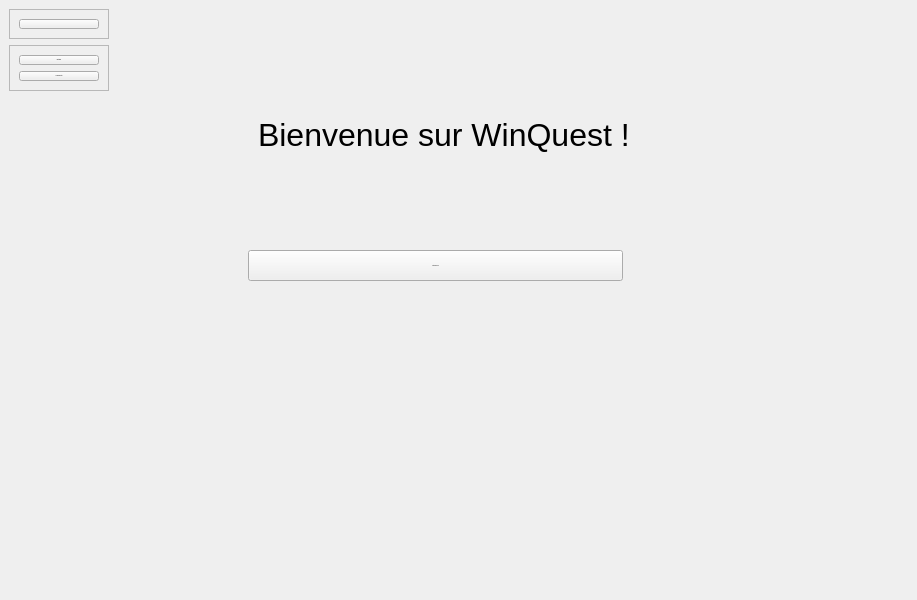
First picture: the form in views/userMenuWindow.ui, repository hug0be/pyhon_app, before the edit.
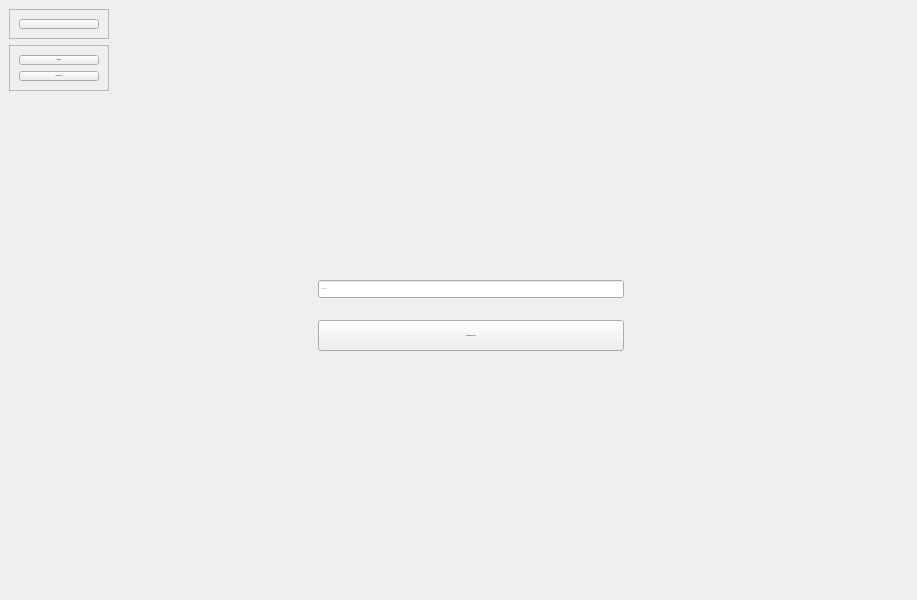
Second picture: the form after the edit. Icons and pictures are not drawn.

Commit message: [FEATURE] Création de quizz fonctionnel <3 (seulement le titre)

Patch:
```diff
--- a/views/userMenuWindow.ui
+++ b/views/userMenuWindow.ui
@@ -211,7 +211,7 @@
     <item>
      <widget class="QStackedWidget" name="pagesList">
       <property name="currentIndex">
-       <number>0</number>
+       <number>1</number>
       </property>
       <widget class="QWidget" name="homePage">
        <property name="styleSheet">
@@ -241,6 +241,66 @@
         </property>
         <property name="text">
          <string>&lt;html&gt;&lt;head/&gt;&lt;body&gt;&lt;p&gt;&lt;span style=&quot; font-size:24pt;&quot;&gt;Bienvenue sur WinQuest !&lt;/span&gt;&lt;/p&gt;&lt;/body&gt;&lt;/html&gt;</string>
+        </property>
+       </widget>
+       <widget class="QPushButton" name="createQuizzButton">
+        <property name="geometry">
+         <rect>
+          <x>130</x>
+          <y>290</y>
+          <width>375</width>
+          <height>31</height>
+         </rect>
+        </property>
+        <property name="text">
+         <string>Créer un quizz</string>
+        </property>
+       </widget>
+      </widget>
+      <widget class="QWidget" name="createQuizzPage">
+       <widget class="QPushButton" name="saveQuizzButton">
+        <property name="geometry">
+         <rect>
+          <x>200</x>
+          <y>320</y>
+          <width>306</width>
+          <height>31</height>
+         </rect>
+        </property>
+        <property name="text">
+         <string>Sauvegarder ce quizz</string>
+        </property>
+       </widget>
+       <widget class="QLineEdit" name="quizzTitle">
+        <property name="geometry">
+         <rect>
+          <x>200</x>
+          <y>280</y>
+          <width>306</width>
+          <height>18</height>
+         </rect>
+        </property>
+        <property name="echoMode">
+         <enum>QLineEdit::Normal</enum>
+        </property>
+        <property name="placeholderText">
+         <string>Titre du quizz</string>
+        </property>
+       </widget>
+       <widget class="QLabel" name="createQuizzErrorsLabel">
+        <property name="geometry">
+         <rect>
+          <x>200</x>
+          <y>360</y>
+          <width>306</width>
+          <height>37</height>
+         </rect>
+        </property>
+        <property name="styleSheet">
+         <string notr="true">color: #F3A917</string>
+        </property>
+        <property name="text">
+         <string/>
         </property>
        </widget>
       </widget>
```
Left out of the diff: 10 changed lines with no effect on the pictures. The commit also changes 5 other files.
